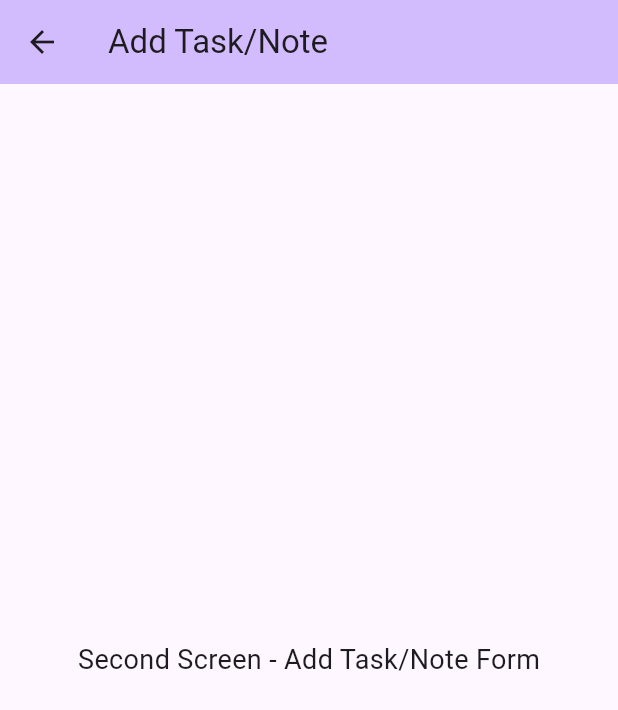
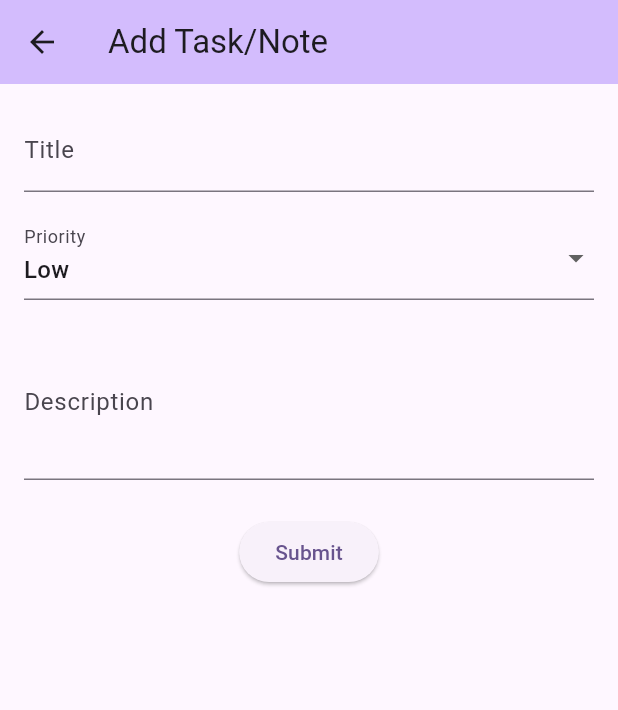
Before and after one commit to mush-de-mosh/flutter-task-notes-app, a Flutter app: the SecondScreen screen opened directly, on a phone screen of 412 x 824 dp. Shown: the top 710 px of the screen. Run offline on Flutter 3.47's test engine with Material 3 defaults, Android fonts, the phone set to English and light mode, and no system bars; our stand-ins replace shared_preferences, sqflite; accounts and stored records are empty.

Commit message:
create form with input fields in SecondScreen

```diff
--- a/lib/main.dart
+++ b/lib/main.dart
@@ -119,8 +119,24 @@
   }
 }
 
-class SecondScreen extends StatelessWidget {
+class SecondScreen extends StatefulWidget {
   const SecondScreen({super.key});
+
+  @override
+  State<SecondScreen> createState() => _SecondScreenState();
+}
+
+class _SecondScreenState extends State<SecondScreen> {
+  final _titleController = TextEditingController();
+  final _descriptionController = TextEditingController();
+  String _priority = 'Low';
+
+  @override
+  void dispose() {
+    _titleController.dispose();
+    _descriptionController.dispose();
+    super.dispose();
+  }
 
   @override
   Widget build(BuildContext context) {
@@ -129,12 +145,44 @@
         backgroundColor: Theme.of(context).colorScheme.inversePrimary,
         title: const Text('Add Task/Note'),
       ),
-      body: const Center(
-        child: Text(
-          'Second Screen - Add Task/Note Form',
-          style: TextStyle(fontSize: 18),
+      body: Padding(
+        padding: const EdgeInsets.all(16.0),
+        child: Column(
+          children: [
+            TextField(
+              controller: _titleController,
+              decoration: const InputDecoration(labelText: 'Title'),
+            ),
+            const SizedBox(height: 16),
+            DropdownButtonFormField<String>(
+              value: _priority,
+              decoration: const InputDecoration(labelText: 'Priority'),
+              items: ['Low', 'Medium', 'High']
+                  .map((priority) => DropdownMenuItem(
+                        value: priority,
+                        child: Text(priority),
+                      ))
+                  .toList(),
+              onChanged: (value) => setState(() => _priority = value!),
+            ),
+            const SizedBox(height: 16),
+            TextField(
+              controller: _descriptionController,
+              decoration: const InputDecoration(labelText: 'Description'),
+              maxLines: 3,
+            ),
+            const SizedBox(height: 24),
+            ElevatedButton(
+              onPressed: _submitTask,
+              child: const Text('Submit'),
+            ),
+          ],
         ),
       ),
     );
   }
+
+  void _submitTask() {
+    print('Task submitted: ${_titleController.text}');
+  }
 }
```
